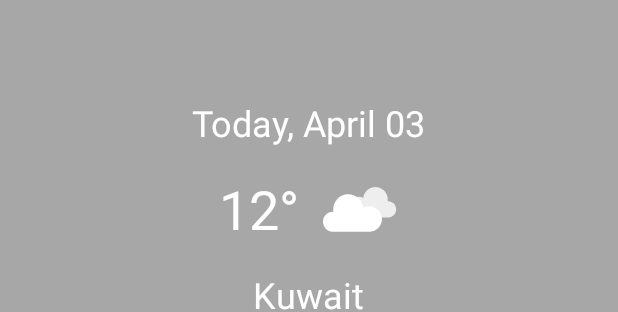
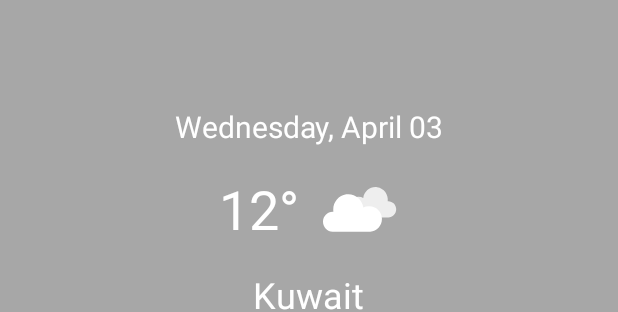
Before and after one commit to barmej/android-degree-c09-weather-forecasts, an Android app: the layout weather_widget_large.xml on its own in the app's theme, with its tools: preview values and no code run, on a phone screen of 412 x 824 dp. Shown: the part 409-721 px from the top of the screen. Run offline under Robolectric (Android 15) with nearby library versions, the phone set to English and light mode, and no system bars.

Commit message:
Show full day name in widget instead of Today

```diff
--- a/app/src/main/java/com/barmej/weatherforecasts/widget/WeatherWidgetProvider.java
+++ b/app/src/main/java/com/barmej/weatherforecasts/widget/WeatherWidgetProvider.java
@@ -59,7 +59,7 @@ public class WeatherWidgetProvider extends AppWidgetProvider {
                 if (weatherInfo != null) {
 
                     // Get human readable string from timestamp using getFriendlyDateString utility method
-                    String dateString = CustomDateUtils.getFriendlyDateString(context, weatherInfo.getDt(), false);
+                    String dateString = CustomDateUtils.getFriendlyDateString(context, weatherInfo.getDt(), true, false);
 
                     // Display friendly date string
                     views.setTextViewText(R.id.appwidget_text_date, dateString);
--- a/app/src/main/res/layout/fragment_primary_weather_info.xml
+++ b/app/src/main/res/layout/fragment_primary_weather_info.xml
@@ -66,7 +66,7 @@
             android:layout_height="wrap_content"
             android:layout_marginBottom="@dimen/large_space"
             android:fontFamily="sans-serif"
-            android:text="@{CustomDateUtils.getFriendlyDateString(context, weatherInfo.dt, false)}"
+            android:text="@{CustomDateUtils.getFriendlyDateString(context, weatherInfo.dt, true, true)}"
             android:textAppearance="@style/TextAppearance.AppCompat.Title"
             android:textColor="@color/text_primary"
             android:textSize="@dimen/weather_info_text_size"
--- a/app/src/main/res/layout/item_day_forecast.xml
+++ b/app/src/main/res/layout/item_day_forecast.xml
@@ -57,7 +57,7 @@
             android:layout_width="wrap_content"
             android:layout_height="wrap_content"
             android:layout_marginStart="@dimen/large_space"
-            android:text="@{CustomDateUtils.getFriendlyDateString(context, forecast.dt, false)}"
+            android:text="@{CustomDateUtils.getFriendlyDateString(context, forecast.dt, false, true)}"
             android:textAppearance="@style/TextAppearance.AppCompat.Subhead"
             android:textColor="@color/text_primary"
             app:layout_constraintBottom_toTopOf="@+id/guideline"
--- a/app/src/main/res/layout/weather_widget_large.xml
+++ b/app/src/main/res/layout/weather_widget_large.xml
@@ -19,8 +19,8 @@
         android:layout_centerHorizontal="true"
         android:layout_margin="8dp"
         android:textColor="#ffffff"
-        android:textSize="24dp"
-        tools:text="Today, April 03" />
+        android:textSize="20dp"
+        tools:text="Wednesday, April 03" />
 
 
     <!-- Horizontal LinearLayout to show today's temperature and weather condition icon -->
```
Also changed, not shown: app/src/main/java/com/barmej/weatherforecasts/utils/CustomDateUtils.java (+4 -3 lines).
